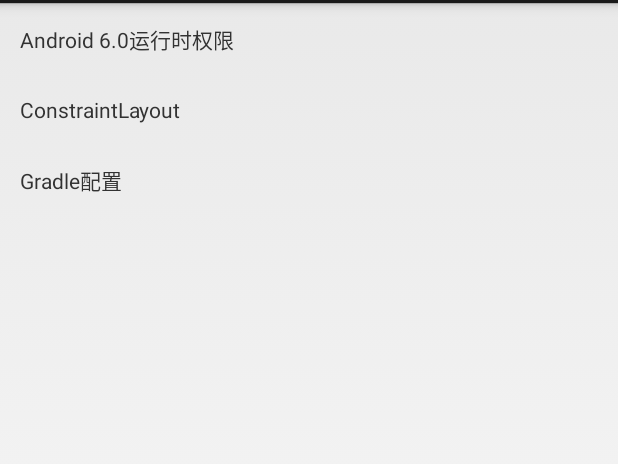
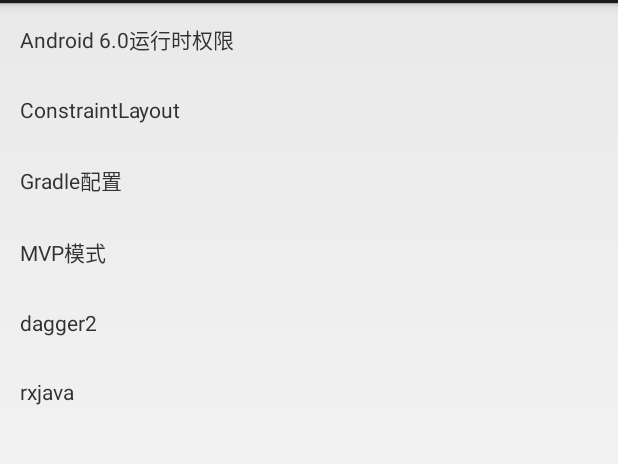
Before and after one commit to qiaolw/AndroidTest, an Android app: the screen it shows after launch (MainActivity), on a phone screen of 412 x 824 dp, the part 69-533 px from its top. Run offline under Robolectric (Android 15) with nearby library versions, the phone set to English and light mode, and no system bars; our stand-ins replace ButterKnife.

Commit message:
add dagger2,rxjava string

```diff
--- a/app/src/main/res/values/strings.xml
+++ b/app/src/main/res/values/strings.xml
@@ -7,5 +7,8 @@
         <item>Android 6.0运行时权限</item>
         <item>ConstraintLayout</item>
         <item>Gradle配置</item>
+        <item>MVP模式</item>
+        <item>dagger2</item>
+        <item>rxjava</item>
     </array>
 </resources>
```
